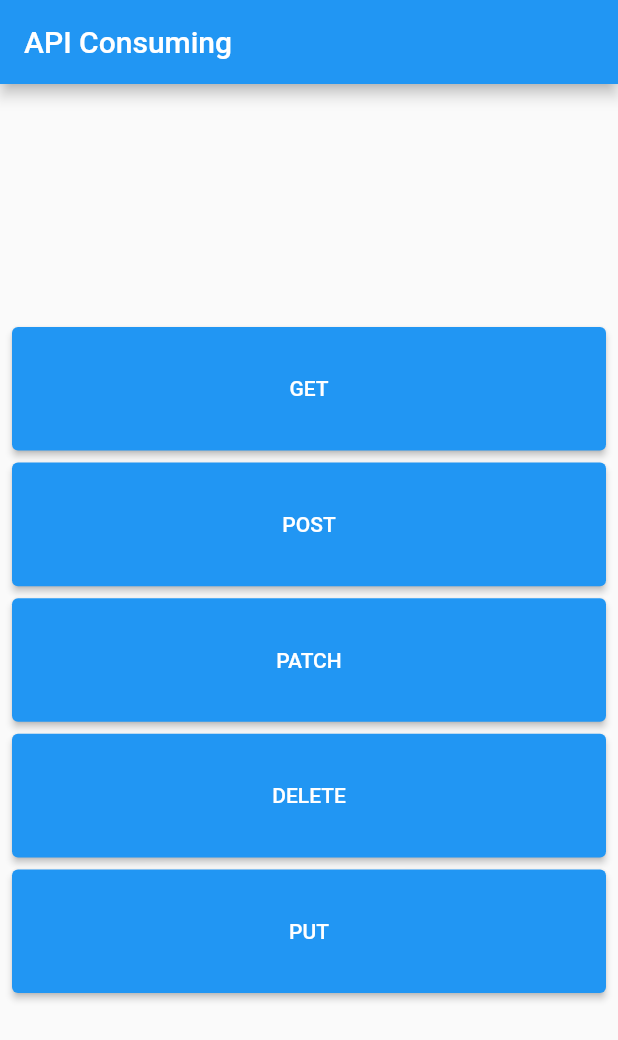
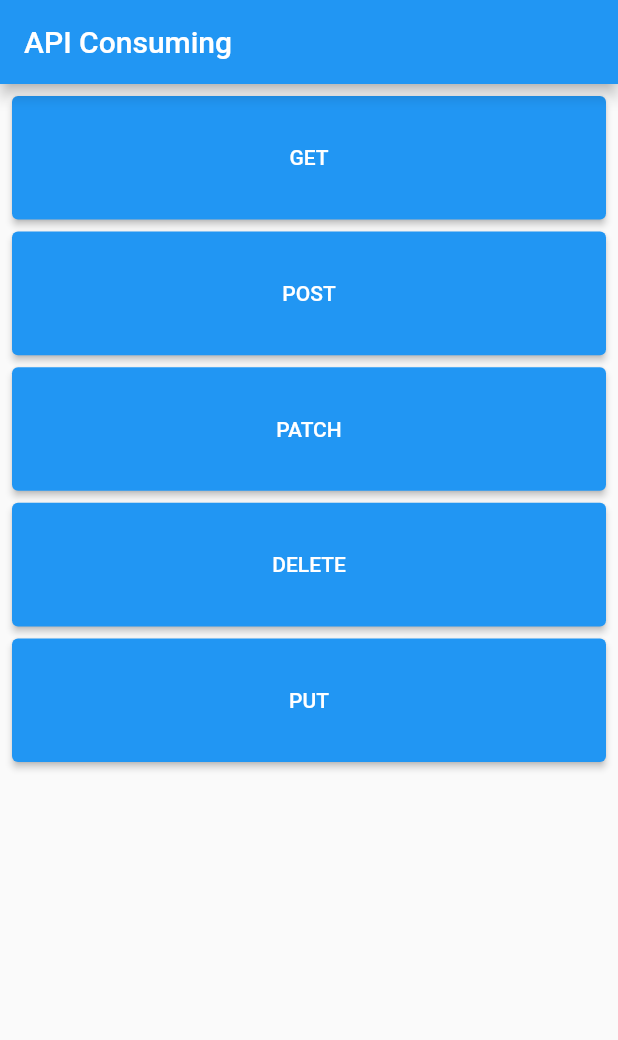
Before and after one commit to ilham-zukri/consume_api, a Flutter app: the screen it shows after launch, on a phone screen of 412 x 824 dp. Shown: the top 1040 px of the screen. Run offline on Flutter 3.47's test engine with Material 2 defaults, Android fonts, the phone set to English and light mode, and no system bars; our stand-ins replace dio.

Commit message:
Fixing Render Flex Overflow

```diff
--- a/lib/main_page.dart
+++ b/lib/main_page.dart
@@ -1,3 +1,4 @@
+import 'package:consume_api/delete_page.dart';
 import 'package:consume_api/get_page.dart';
 import 'package:consume_api/patch_page.dart';
 import 'package:consume_api/post_page.dart';
@@ -22,8 +23,8 @@ class _MainPageState extends State<MainPage> {
       ),
       body: Padding(
         padding: const EdgeInsets.all(8.0),
-        child: Center(
-          child: Column(
+        child: ListView(children: [
+          Column(
             mainAxisAlignment: MainAxisAlignment.center,
             children: [
               Container(
@@ -67,9 +68,11 @@ class _MainPageState extends State<MainPage> {
                 margin: EdgeInsets.only(top: 8),
                 child: ElevatedButton(
                   onPressed: () {
-                    Navigator.push(context, MaterialPageRoute(builder: (context) {
-                      return const PatchPage();
-                    },));
+                    Navigator.push(context, MaterialPageRoute(
+                      builder: (context) {
+                        return const PatchPage();
+                      },
+                    ));
                   },
                   child: Text('PATCH'),
                 ),
@@ -79,7 +82,13 @@ class _MainPageState extends State<MainPage> {
                 width: width,
                 margin: EdgeInsets.only(top: 8),
                 child: ElevatedButton(
-                  onPressed: () {},
+                  onPressed: () {
+                    Navigator.push(context, MaterialPageRoute(
+                      builder: (context) {
+                        return DeletePage();
+                      },
+                    ));
+                  },
                   child: Text('DELETE'),
                 ),
               ),
@@ -94,7 +103,7 @@ class _MainPageState extends State<MainPage> {
               ),
             ],
           ),
-        ),
+        ]),
       ),
     );
   }
```
